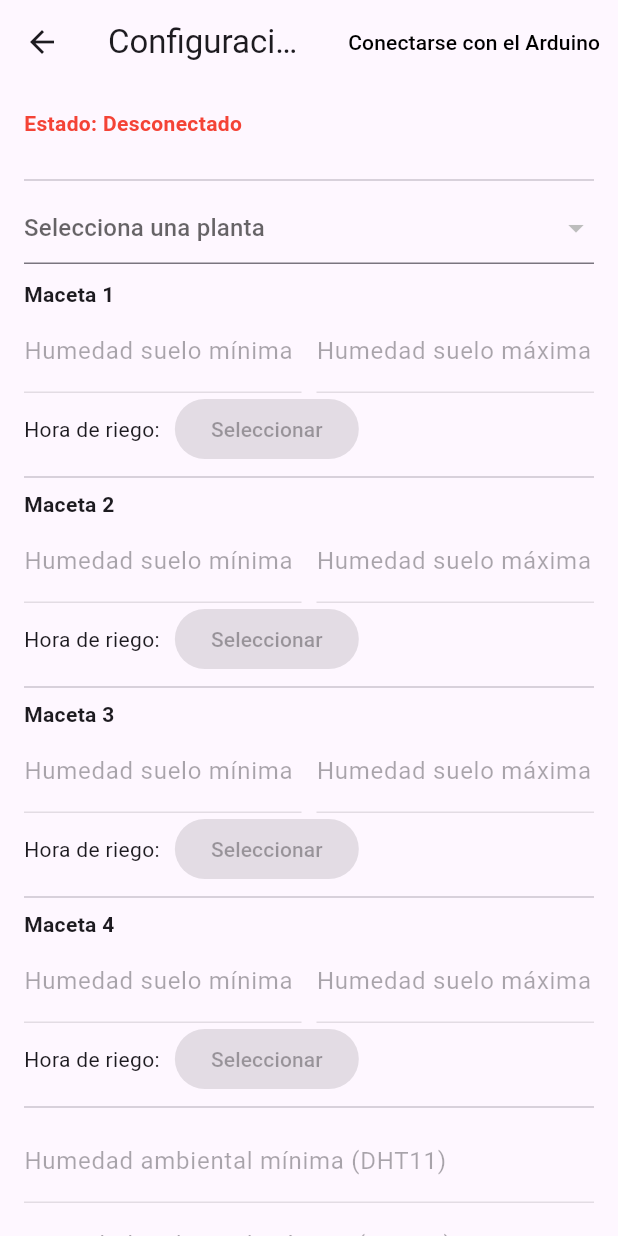
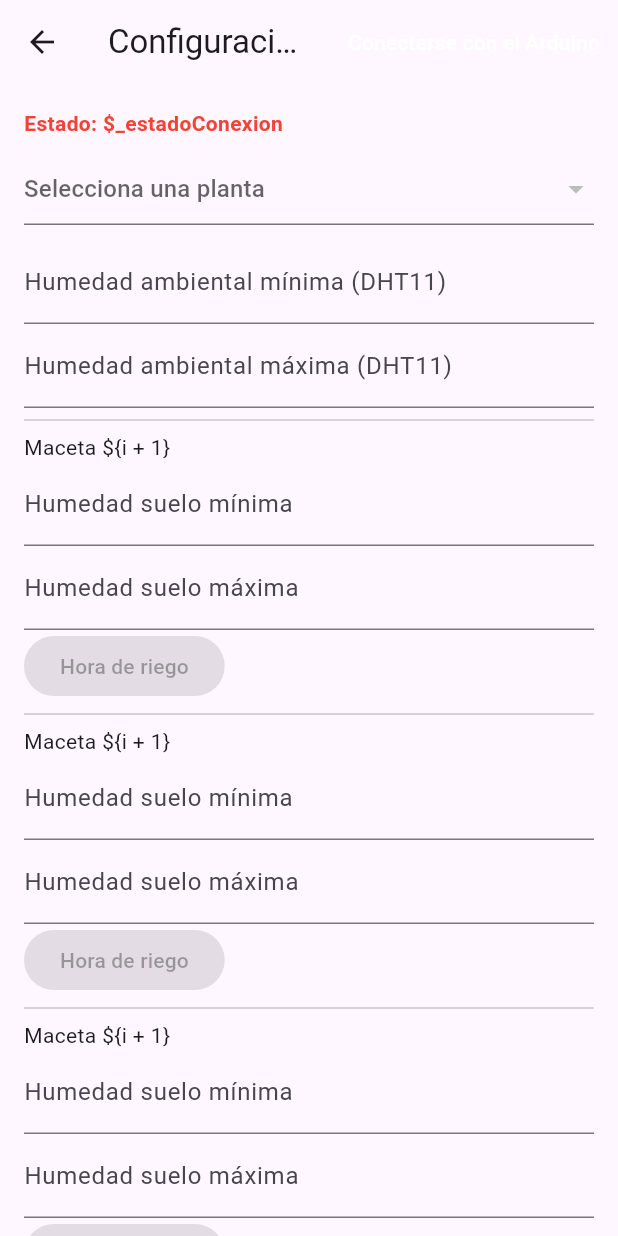
Before and after one commit to MAXEL599/insofarma-, a Flutter app: the PrincipalPage screen opened by its route, after a tap on "Acceder Arduino", on a phone screen of 412 x 824 dp. Run offline on Flutter 3.47's test engine with Material 3 defaults, Android fonts, the light colour scheme and no system bars; our stand-ins replace awesome_dialog, cloud_firestore, csv, firebase_auth, firebase_core, firebase_database and 7 more; accounts and stored records are empty; network calls fail.

Commit message:
Refactor configuración de Arduino y agregar soporte para Firestore

```diff
--- a/lib/configuracion_arduino.dart
+++ b/lib/configuracion_arduino.dart
@@ -1,33 +1,32 @@
-// Importaciones necesarias
 import 'dart:convert';
 import 'package:flutter/material.dart';
 import 'package:http/http.dart' as http;
-import 'package:shared_preferences/shared_preferences.dart';
 import 'package:awesome_dialog/awesome_dialog.dart';
+import 'package:flutter_local_notifications/flutter_local_notifications.dart';
 import 'package:crypto/crypto.dart';
-import 'package:flutter_local_notifications/flutter_local_notifications.dart';
+import 'package:cloud_firestore/cloud_firestore.dart';
 
-class ConfiguracionWifiPage extends StatefulWidget {
-  const ConfiguracionWifiPage({super.key});
-
+class ConfiguracionArduinoPage extends StatefulWidget {
   @override
-  State<ConfiguracionWifiPage> createState() => _ConfiguracionWifiPageState();
+  _ConfiguracionArduinoPageState createState() =>
+      _ConfiguracionArduinoPageState();
 }
 
-class _ConfiguracionWifiPageState extends State<ConfiguracionWifiPage> {
-  final TextEditingController _ssidController = TextEditingController();
-  final TextEditingController _passwordController = TextEditingController();
-  final TextEditingController _humedadMinDHT = TextEditingController();
-  final TextEditingController _humedadMaxDHT = TextEditingController();
-  List<TextEditingController> _humedadesSueloMin = List.generate(
+class _ConfiguracionArduinoPageState extends State<ConfiguracionArduinoPage> {
+  final TextEditingController ssidController = TextEditingController();
+  final TextEditingController passwordController = TextEditingController();
+  final TextEditingController humedadMinDHT = TextEditingController();
+  final TextEditingController humedadMaxDHT = TextEditingController();
+  final List<TextEditingController> humedadSueloMin = List.generate(
     4,
     (_) => TextEditingController(),
   );
-  List<TextEditingController> _humedadesSueloMax = List.generate(
+  final List<TextEditingController> humedadSueloMax = List.generate(
     4,
     (_) => TextEditingController(),
   );
-  List<TimeOfDay?> _horarios = List.filled(4, null);
+  final List<TimeOfDay?> horarios = List.filled(4, null);
+
   final FlutterLocalNotificationsPlugin _notifier =
       FlutterLocalNotificationsPlugin();
 
@@ -36,82 +35,98 @@ class _ConfiguracionWifiPageState extends State<ConfiguracionWifiPage> {
   String _estadoConexion = "Desconectado";
   Color _colorEstado = Colors.red;
   bool _modoManual = false;
-  bool _modoEntrePeriodos = false;
+  bool _modoInteligente = false;
+
   String? _plantaSeleccionada;
-  final Map<String, int> _humedadPlantas = {
-    'Fresa': 70,
-    'Lechuga': 60,
-    'Tomate': 65,
-    'Pepino': 75,
+  final List<String> _plantasDisponibles = [
+    'Fresa',
+    'Lechuga',
+    'Tomate',
+    'Pepino',
+    'Frijol',
+    'Agregar nueva...',
+  ];
+
+  void _asignarHumedadPorPlanta(String planta, List<int> macetasSeleccionadas) {
+    final humedadPorPlanta = {
+      'Fresa': [60, 80],
+      'Lechuga': [50, 70],
+      'Tomate': [65, 85],
+      'Pepino': [70, 90],
+      'Frijol': [55, 75],
     };
 
-  @override
-  void initState() {
-    super.initState();
-    _initNotificaciones();
+    final valores = humedadPorPlanta[planta];
+    if (valores != null) {
+      for (var i in macetasSeleccionadas) {
+        humedadSueloMin[i].text = valores[0].toString();
+        humedadSueloMax[i].text = valores[1].toString();
+      }
+    }
   }
 
-  Future<void> _initNotificaciones() async {
-    const androidSettings = AndroidInitializationSettings(
-      '@mipmap/ic_launcher',
-    );
-    const settings = InitializationSettings(android: androidSettings);
-    await _notifier.initialize(settings);
-  }
-
-  Future<void> _mostrarNotificacion(String titulo, String mensaje) async {
-    const details = NotificationDetails(
-      android: AndroidNotificationDetails(
-        'canal_alertas',
-        'Alertas del sistema',
-        importance: Importance.high,
-        priority: Priority.high,
-      ),
-    );
-    await _notifier.show(
-      DateTime.now().millisecondsSinceEpoch ~/ 1000,
-      titulo,
-      mensaje,
-      details,
-    );
-  }
-
-  void _mostrarDialogoConexion() {
+  void _mostrarDialogoSeleccionMacetas(String planta) {
     showDialog(
       context: context,
-      builder:
-          (context) => AlertDialog(
-            title: const Text("Conectar con Arduino"),
+      builder: (context) {
+        List<bool> seleccion = List.filled(5, false);
+        return AlertDialog(
+          title: Text("¿Dónde quieres plantar \$planta?"),
           content: Column(
             mainAxisSize: MainAxisSize.min,
             children: [
-                TextField(
-                  controller: _ssidController,
-                  decoration: const InputDecoration(labelText: 'SSID'),
+              for (int i = 0; i < 4; i++)
+                StatefulBuilder(
+                  builder:
+                      (context, setStateDialog) => CheckboxListTile(
+                        value: seleccion[i],
+                        onChanged:
+                            (val) => setStateDialog(() => seleccion[i] = val!),
+                        title: Text("Maceta \${i + 1}"),
                       ),
-                TextField(
-                  controller: _passwordController,
-                  obscureText: true,
-                  decoration: const InputDecoration(labelText: 'Contraseña'),
+                ),
+              StatefulBuilder(
+                builder:
+                    (context, setStateDialog) => CheckboxListTile(
+                      value: seleccion[4],
+                      onChanged:
+                          (val) => setStateDialog(() => seleccion[4] = val!),
+                      title: Text("Todas las macetas"),
+                    ),
               ),
             ],
           ),
           actions: [
             TextButton(
               onPressed: () => Navigator.pop(context),
-                child: const Text("Cancelar"),
+              child: Text("Cancelar"),
             ),
             TextButton(
-                onPressed: _verificarConexion,
-                child: const Text("Conectar"),
+              onPressed: () {
+                List<int> seleccionadas = [];
+                if (seleccion[4]) {
+                  seleccionadas = [0, 1, 2, 3];
+                } else {
+                  for (int i = 0; i < 4; i++) {
+                    if (seleccion[i]) seleccionadas.add(i);
+                  }
+                }
+                _asignarHumedadPorPlanta(planta, seleccionadas);
+                Navigator.pop(context);
+              },
+              child: Text("Aceptar"),
             ),
           ],
-          ),
+        );
+      },
     );
   }
 
+  void _mostrarDialogoAgregarPlanta() {
+    Navigator.pushNamed(context, '/plantasNew');
+  }
+
   Future<void> _verificarConexion() async {
-    Navigator.pop(context);
     final url = Uri.parse(
       'http://154.12.246.223:8059/api/arduino/heartbeat/status',
     );
@@ -132,7 +147,7 @@ class _ConfiguracionWifiPageState extends State<ConfiguracionWifiPage> {
           );
         }
       } else {
-        throw Exception("Código inesperado: ${response.statusCode}");
+        throw Exception("Código inesperado: \${response.statusCode}");
       }
     } catch (_) {
       setState(() {
@@ -145,29 +160,46 @@ class _ConfiguracionWifiPageState extends State<ConfiguracionWifiPage> {
     }
   }
 
+  Future<void> _mostrarNotificacion(String titulo, String mensaje) async {
+    const details = NotificationDetails(
+      android: AndroidNotificationDetails(
+        'canal_alertas',
+        'Alertas del sistema',
+        importance: Importance.high,
+        priority: Priority.high,
+      ),
+    );
+    await _notifier.show(
+      DateTime.now().millisecondsSinceEpoch ~/ 1000,
+      titulo,
+      mensaje,
+      details,
+    );
+  }
+
   Future<void> _enviarConfiguracion() async {
-    final ssid = _ssidController.text.trim();
-    final password = _passwordController.text.trim();
-    final humedadMinDHT = int.tryParse(_humedadMinDHT.text) ?? 0;
-    final humedadMaxDHT = int.tryParse(_humedadMaxDHT.text) ?? 0;
-    final humedadSueloMin =
-        _humedadesSueloMin.map((c) => int.tryParse(c.text) ?? 0).toList();
-    final humedadSueloMax =
-        _humedadesSueloMax.map((c) => int.tryParse(c.text) ?? 0).toList();
-    final horarios = _horarios.map((h) => h?.format(context) ?? '').toList();
+    final ssid = ssidController.text.trim();
+    final password = passwordController.text.trim();
+    final humedadMin = int.tryParse(humedadMinDHT.text) ?? 0;
+    final humedadMax = int.tryParse(humedadMaxDHT.text) ?? 0;
+    final sueloMin =
+        humedadSueloMin.map((c) => int.tryParse(c.text) ?? 0).toList();
+    final sueloMax =
+        humedadSueloMax.map((c) => int.tryParse(c.text) ?? 0).toList();
+    final horariosFormatted =
+        horarios.map((h) => h?.format(context) ?? '').toList();
     final passwordHash = sha256.convert(utf8.encode(password)).toString();
 
     final config = {
       "ssid": ssid,
       "password": passwordHash,
-      "plantaSeleccionada": _plantaSeleccionada ?? "",
-      "humedadMinDHT": humedadMinDHT,
-      "humedadMaxDHT": humedadMaxDHT,
-      "humedadSueloMin": humedadSueloMin,
-      "humedadSueloMax": humedadSueloMax,
-      "horarios": horarios,
+      "humedadMinDHT": humedadMin,
+      "humedadMaxDHT": humedadMax,
+      "humedadSueloMin": sueloMin,
+      "humedadSueloMax": sueloMax,
+      "horarios": horariosFormatted,
       "modoManual": _modoManual,
-      "modoEntrePeriodos": _modoEntrePeriodos,
+      "modoInteligente": _modoInteligente,
     };
 
     final url = Uri.parse('http://154.12.246.223:8059/api/configuracion');
@@ -178,6 +210,7 @@ class _ConfiguracionWifiPageState extends State<ConfiguracionWifiPage> {
         headers: {'Content-Type': 'application/json'},
         body: jsonEncode(config),
       );
+
       if (response.statusCode == 200) {
         AwesomeDialog(
           context: context,
@@ -191,7 +224,7 @@ class _ConfiguracionWifiPageState extends State<ConfiguracionWifiPage> {
           context: context,
           dialogType: DialogType.error,
           title: 'Error',
-          desc: 'Error del servidor: ${response.statusCode}',
+          desc: 'Error del servidor: \${response.statusCode}',
           btnOkOnPress: () {},
         ).show();
       }
@@ -200,7 +233,7 @@ class _ConfiguracionWifiPageState extends State<ConfiguracionWifiPage> {
         context: context,
         dialogType: DialogType.error,
         title: 'Error de conexión',
-        desc: 'No se pudo enviar la configuración: $e',
+        desc: 'No se pudo enviar la configuración: \$e',
         btnOkOnPress: () {},
       ).show();
     }
@@ -210,13 +243,13 @@ class _ConfiguracionWifiPageState extends State<ConfiguracionWifiPage> {
   Widget build(BuildContext context) {
     return Scaffold(
       appBar: AppBar(
-        title: const Text("Configuración al Invernadero"),
+        title: const Text('Configuración al Invernadero'),
         actions: [
           TextButton(
-            onPressed: _mostrarDialogoConexion,
+            onPressed: _verificarConexion,
             child: const Text(
               "Conectarse con el Arduino",
-              style: TextStyle(color: Colors.black),
+              style: TextStyle(color: Colors.white),
             ),
           ),
         ],
@@ -227,68 +260,69 @@ class _ConfiguracionWifiPageState extends State<ConfiguracionWifiPage> {
           crossAxisAlignment: CrossAxisAlignment.start,
           children: [
             Text(
-              "Estado: $_estadoConexion",
+              "Estado: \$_estadoConexion",
               style: TextStyle(
                 color: _colorEstado,
                 fontWeight: FontWeight.bold,
               ),
             ),
-            const SizedBox(height: 20),
-            const Divider(),
+            const SizedBox(height: 10),
             DropdownButtonFormField<String>(
               value: _plantaSeleccionada,
               hint: const Text("Selecciona una planta"),
               items:
-                  _humedadPlantas.entries
+                  _plantasDisponibles
                       .map(
-                        (entry) => DropdownMenuItem(
-                          value: entry.key,
-                          child: Text(
-                            "${entry.key} (Humedad ideal: ${entry.value}%)",
-                          ),
+                        (planta) => DropdownMenuItem(
+                          value: planta,
+                          child: Text(planta),
                         ),
                       )
                       .toList(),
               onChanged:
                   _configuracionHabilitada
-                      ? (val) => setState(() => _plantaSeleccionada = val)
+                      ? (value) {
+                        if (value == 'Agregar nueva...') {
+                          _mostrarDialogoAgregarPlanta();
+                        } else {
+                          setState(() => _plantaSeleccionada = value);
+                          _mostrarDialogoSeleccionMacetas(value!);
+                        }
+                      }
                       : null,
             ),
             const SizedBox(height: 10),
-            for (int i = 0; i < 4; i++) ...[
-              Text(
-                "Maceta ${i + 1}",
-                style: const TextStyle(fontWeight: FontWeight.bold),
-              ),
-              Row(
-                children: [
-                  Expanded(
-                    child: TextField(
-                      controller: _humedadesSueloMin[i],
-                      enabled: _configuracionHabilitada,
+            TextField(
+              controller: humedadMinDHT,
               keyboardType: TextInputType.number,
               decoration: const InputDecoration(
-                        labelText: "Humedad suelo mínima",
+                labelText: 'Humedad ambiental mínima (DHT11)',
               ),
             ),
-                  ),
-                  const SizedBox(width: 10),
-                  Expanded(
-                    child: TextField(
-                      controller: _humedadesSueloMax[i],
-                      enabled: _configuracionHabilitada,
+            TextField(
+              controller: humedadMaxDHT,
               keyboardType: TextInputType.number,
               decoration: const InputDecoration(
-                        labelText: "Humedad suelo máxima",
+                labelText: 'Humedad ambiental máxima (DHT11)',
               ),
             ),
+            const Divider(),
+            for (int i = 0; i < 4; i++) ...[
+              Text("Maceta \${i + 1}"),
+              TextField(
+                controller: humedadSueloMin[i],
+                keyboardType: TextInputType.number,
+                decoration: const InputDecoration(
+                  labelText: 'Humedad suelo mínima',
                 ),
-                ],
               ),
-              Row(
-                children: [
-                  const Text("Hora de riego:"),
-                  const SizedBox(width: 10),
+              TextField(
+                controller: humedadSueloMax[i],
+                keyboardType: TextInputType.number,
+                decoration: const InputDecoration(
+                  labelText: 'Humedad suelo máxima',
+                ),
+              ),
               ElevatedButton(
                 onPressed:
                     _configuracionHabilitada
@@ -299,34 +333,15 @@ class _ConfiguracionWifiPageState extends State<ConfiguracionWifiPage> {
                           );
                           if (time != null) {
                             setState(() {
-                                  _horarios[i] = time;
+                              horarios[i] = time;
                             });
                           }
                         }
                         : null,
-                    child: Text(_horarios[i]?.format(context) ?? "Seleccionar"),
-                  ),
-                ],
+                child: Text(horarios[i]?.format(context) ?? 'Hora de riego'),
               ),
               const Divider(),
             ],
-            TextField(
-              controller: _humedadMinDHT,
-              keyboardType: TextInputType.number,
-              enabled: _configuracionHabilitada,
-              decoration: const InputDecoration(
-                labelText: "Humedad ambiental mínima (DHT11)",
-              ),
-            ),
-            TextField(
-              controller: _humedadMaxDHT,
-              keyboardType: TextInputType.number,
-              enabled: _configuracionHabilitada,
-              decoration: const InputDecoration(
-                labelText: "Humedad ambiental máxima (DHT11)",
-              ),
-            ),
-            const SizedBox(height: 10),
             SwitchListTile(
               value: _modoManual,
               onChanged:
@@ -336,12 +351,12 @@ class _ConfiguracionWifiPageState extends State<ConfiguracionWifiPage> {
               title: const Text("Modo manual de riego"),
             ),
             SwitchListTile(
-              value: _modoEntrePeriodos,
+              value: _modoInteligente,
               onChanged:
                   _configuracionHabilitada
-                      ? (val) => setState(() => _modoEntrePeriodos = val)
+                      ? (val) => setState(() => _modoInteligente = val)
                       : null,
-              title: const Text("Modo entre periodos de riego"),
+              title: const Text("Modo inteligente de riego"),
             ),
             const SizedBox(height: 10),
             SizedBox(
--- a/lib/main.dart
+++ b/lib/main.dart
@@ -66,7 +66,7 @@ class MyApp extends StatelessWidget {
         '/historial': (context) => const HistorialPage(),
         '/ajustes': (context) => const AjustesPage(),
         '/manuales': (context) => const ManualesPage(),
-        '/configuracion_arduino': (context) => const ConfiguracionWifiPage(),
+        '/configuracion_arduino': (context) => ConfiguracionArduinoPage(),
         '/registro': (context) => const RegistroPage(),
         '/tabla_sensores': (context) => const TablaSensoresPage(),
       },
--- a/pubspec.yaml
+++ b/pubspec.yaml
@@ -47,6 +47,7 @@ dependencies:
   path_provider: ^2.1.1
   pdf: ^3.10.4
   printing: ^5.11.0
+  cloud_firestore: ^5.6.7
 
 
 dev_dependencies:
```
Also changed, not shown: lib/plantasnew.dart (added), pubspec.lock, 3 other files. Lines whose indentation alone changed are shown as unchanged.
